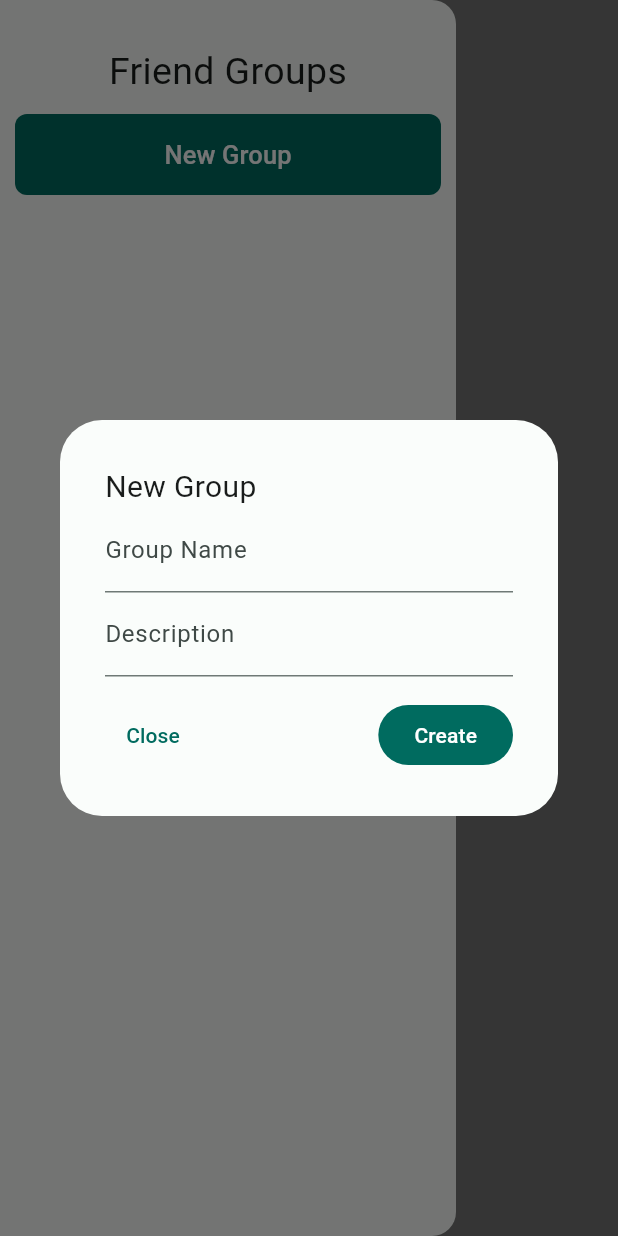
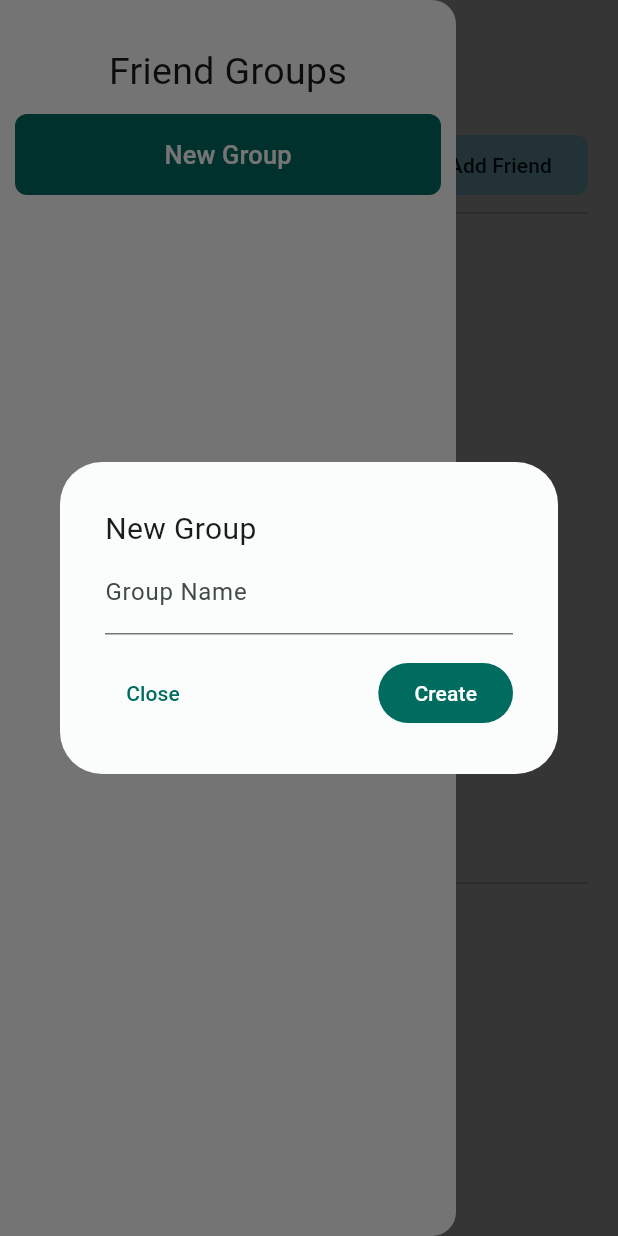
Before and after one commit to CherylZ4/LifeLens, a Flutter app: the HomeScreen screen opened directly with empty values, in the side drawer, after a tap on "New Group", on a phone screen of 412 x 824 dp. Run offline on Flutter 3.47's test engine with Material 3 defaults, Android fonts, the light colour scheme and no system bars; our stand-ins replace dio; missing offline and left inert: auth0_flutter; network calls fail.

Commit message:
A million optimizations and ANOTHER CODE REWRITE

```diff
--- a/frontend/lib/states/homescreen.dart
+++ b/frontend/lib/states/homescreen.dart
@@ -1,63 +1,55 @@
 import 'package:flutter/material.dart';
+import 'package:lifelens/utils/birthdaysoon.dart';
 import 'package:lifelens/utils/lifelensapi.dart';
 import 'package:lifelens/widget/friendgroup.dart';
 import 'package:lifelens/widget/friendtile.dart';
 
 class HomeScreen extends StatefulWidget {
   final String groupname;
-  final List groupList;
-  final Map<dynamic, dynamic> userinfo;
+  final List friends;
+  final List birthdays;
+  final List groupListFull;
+  final String? username;
   const HomeScreen(
       {super.key,
       required this.groupname,
-      required this.groupList,
-      required this.userinfo});
+      required this.friends,
+      required this.birthdays,
+      required this.groupListFull,
+      required this.username});
 
   @override
   State<HomeScreen> createState() => _HomeScreenState();
 }
 
 class _HomeScreenState extends State<HomeScreen> {
-  late List grouplistfull = [];
   String newgroup = "";
-  String newdescription = "";
-  bool isLoading = true;
-  late List<Widget> friendWidgets = [];
-  late List<Widget> birthdayWidgets = [];
-  List<String> users = [];
-  List<List<String>> birthdays = [];
-  List<List<String>> getUpcoming(Map birthdayMap) {
-    List<List<String>> birthdays = [];
-    birthdayMap.forEach((name, data) {
-      int daysUntilBirthday = data['daysUntilBirthday'];
-      if (daysUntilBirthday < 60) {
-        birthdays.add([name, daysUntilBirthday.toString()]);
-      }
-    });
-    return birthdays;
-  }
-
   @override
   void initState() {
-    handleApi();
     super.initState();
   }
 
   void handleApi() async {
-    if (widget.groupname != "") {
-      Map groupInfo = await getGroupInfo(widget.groupname);
-      Map upcomingBirthdays = await groupBirthday(widget.groupname);
-      setState(() {
-        users = groupInfo["members"];
-        birthdays = getUpcoming(upcomingBirthdays);
-      });
+    if (widget.groupname != "") {}
   }
-    for (int i = 0; i < widget.groupList.length; i++) {
-      Map tempgroup = await getGroupInfo(widget.groupList[i]);
-      setState(() {
-        grouplistfull.add([tempgroup["name"], tempgroup["description"]]);
-      });
-    }
+
+  void handleGroupCreation(Map groupstuff) async {
+    await newGroup(groupstuff);
+    Map groupsmaps = await groupUserList(widget.username);
+    List groupslist = groupsmaps["groups"];
+    List birthdays = birthdaysSoon(groupstuff["groupname"]);
+    Navigator.pushReplacement(
+      context,
+      MaterialPageRoute(
+        builder: (context) => HomeScreen(
+          username: widget.username,
+          groupname: groupstuff["groupname"],
+          friends: [groupstuff["members"]],
+          birthdays: birthdays,
+          groupListFull: groupslist,
+        ),
+      ),
+    );
   }
 
   @override
@@ -66,9 +58,7 @@ class _HomeScreenState extends State<HomeScreen> {
       body: SafeArea(
         child: Padding(
           padding: const EdgeInsets.fromLTRB(20, 30, 20, 30),
-          child: isLoading
-              ? Container()
-              : Column(
+          child: Column(
               // mainAxisAlignment: MainAxisAlignment.spaceBetween,
               crossAxisAlignment: CrossAxisAlignment.start,
               children: <Widget>[
@@ -82,8 +72,7 @@ class _HomeScreenState extends State<HomeScreen> {
                     const Spacer(),
                     FilledButton.tonal(
                         style: ButtonStyle(
-                                shape:
-                                    MaterialStateProperty.all<OutlinedBorder>(
+                          shape: MaterialStateProperty.all<OutlinedBorder>(
                             RoundedRectangleBorder(
                               borderRadius: BorderRadius.circular(8.0),
                             ),
@@ -98,11 +87,11 @@ class _HomeScreenState extends State<HomeScreen> {
                 const Divider(),
                 Expanded(
                   child: ListView.builder(
-                          itemCount: users.length,
+                    itemCount: widget.friends.length,
                     itemBuilder: (context, index) {
                       return Column(
                         children: [
-                                FriendTile(name: users[index]),
+                          FriendTile(name: widget.friends[index]),
                           const SizedBox(height: 10),
                         ],
                       );
@@ -117,11 +106,11 @@ class _HomeScreenState extends State<HomeScreen> {
                 const Divider(),
                 Expanded(
                   child: ListView.builder(
-                          itemCount: birthdays.length,
+                    itemCount: widget.birthdays.length,
                     itemBuilder: (context, index) {
                       return Column(
                         children: [
-                                FriendTile(name: birthdays[index][0]),
+                          FriendTile(name: widget.birthdays[index][0]),
                           const SizedBox(height: 10),
                         ],
                       );
@@ -148,13 +137,15 @@ class _HomeScreenState extends State<HomeScreen> {
                 Expanded(
                   child: Column(
                     children: [
-                      for (var group in grouplistfull)
+                      for (var group in widget.groupListFull)
                         Column(
                           children: [
                             FriendGroup(
-                              groupname: group[0],
-                              description: group[1],
-                              username: widget.userinfo["username"],
+                              key: UniqueKey(),
+                              groupname: group,
+                              description: "",
+                              grouplist: widget.groupListFull,
+                              username: widget.username,
                             ),
                             const SizedBox(height: 10),
                           ],
@@ -192,21 +183,11 @@ class _HomeScreenState extends State<HomeScreen> {
                                     TextField(
                                       onChanged: (value) {
                                         setState(() {
-                                          newgroup = "";
+                                          newgroup = value;
                                         });
                                       },
                                       decoration: const InputDecoration(
                                         labelText: 'Group Name',
-                                      ),
-                                    ),
-                                    TextField(
-                                      onChanged: (value) {
-                                        setState(() {
-                                          newdescription = "";
-                                        });
-                                      },
-                                      decoration: const InputDecoration(
-                                        labelText: 'Description',
                                       ),
                                     ),
                                     const SizedBox(height: 15),
@@ -226,12 +207,13 @@ class _HomeScreenState extends State<HomeScreen> {
                                           onPressed: () {
                                             // Navigator.pop(context);
                                             Map newgroupcreate = {
-                                              "groupname": newgroup,
-                                              "description": newdescription,
+                                              "groupname": newgroup.toString(),
+                                              "description": "",
                                               "members":
-                                                  widget.userinfo["username"]
+                                                  widget.username.toString()
                                             };
-                                            newGroup(newgroupcreate);
+                                            print("thingys: $newgroupcreate");
+                                            handleGroupCreation(newgroupcreate);
                                           },
                                           child: const Text('Create'),
                                         ),
--- /dev/null
+++ b/frontend/lib/utils/birthdaysoon.dart
@@ -0,0 +1,17 @@
+import 'package:lifelens/utils/lifelensapi.dart';
+
+List birthdaysSoon(String groupname) {
+  List birthdays = [];
+  groupBirthday(groupname).then((value) => {
+        value.forEach((member, data) {
+          int daysUntilBirthday = data["days_until_birthday"];
+
+          if (daysUntilBirthday < 60) {
+            birthdays.add([member, daysUntilBirthday]);
+          }
+        }),
+      });
+
+  print("birthdays for countdown: " + birthdays.toString());
+  return birthdays;
+}
```
Also changed, not shown: frontend/lib/states/authpage.dart (+6 -7 lines), frontend/lib/states/newuserscreen.dart (+5 -4 lines), frontend/lib/utils/lifelensapi.dart (+19 -4 lines), frontend/lib/widget/friendgroup.dart (+36 -9 lines). Lines whose indentation alone changed are shown as unchanged.
